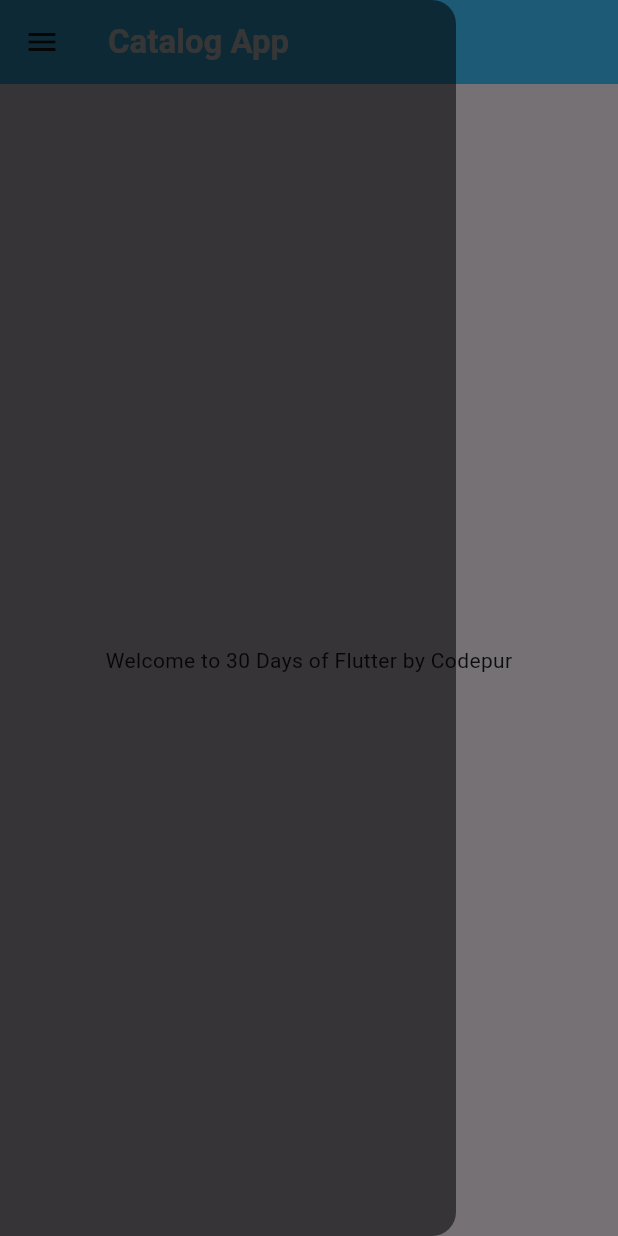
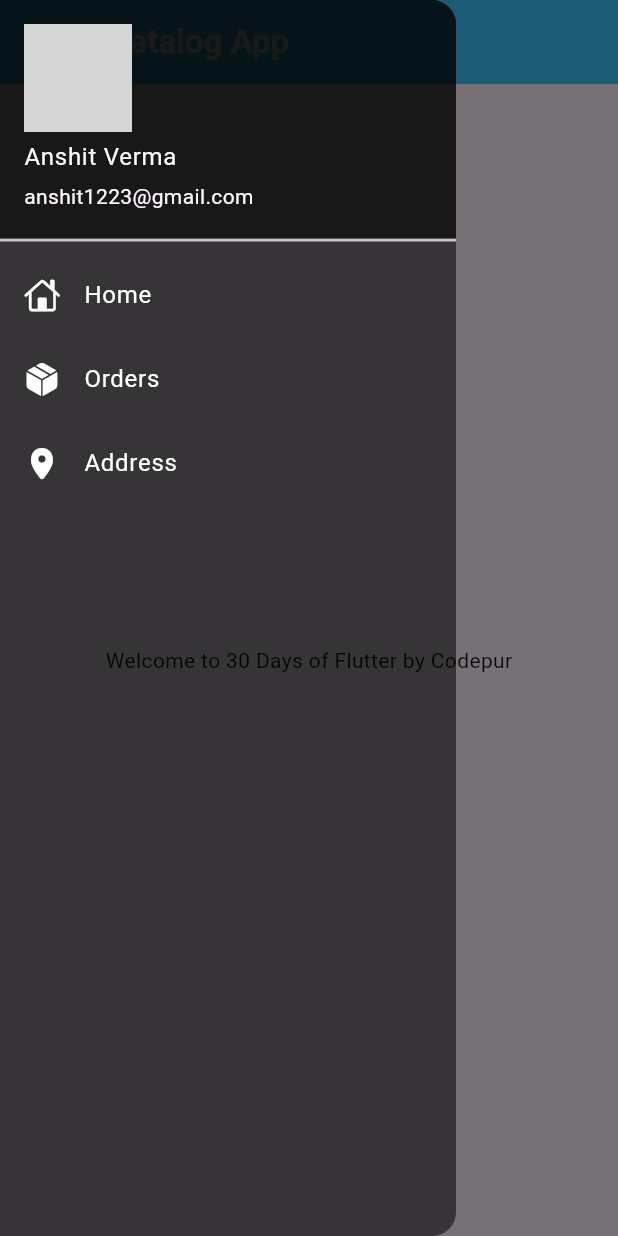
Before and after one commit to anshit-1223/learn_flutter, a Flutter app: the HomePage screen opened by its route, with the side drawer open, on a phone screen of 412 x 824 dp. Run offline on Flutter 3.47's test engine with Material 3 defaults, Android fonts, the phone set to English and light mode, and no system bars; our stand-ins replace fluttertoast; network calls fail; grey boxes are pictures that could not be loaded.

Commit message:
Created Drawer

```diff
--- a/lib/main.dart
+++ b/lib/main.dart
@@ -17,7 +17,7 @@ class MyApp extends StatelessWidget {
     return MaterialApp(
       debugShowCheckedModeBanner: false,
       theme: MyTheme.lightTheme,
-      initialRoute: "/",
+      initialRoute: MyRoutes.homeRoute,
       routes: {
         "/": (context) => SplashScreen(),
         MyRoutes.loginRoute: (context) => LoginPage(),
--- a/lib/pages/home_page.dart
+++ b/lib/pages/home_page.dart
@@ -1,3 +1,4 @@
+import 'package:day_01/widgets/drawer.dart';
 import 'package:flutter/material.dart';
 
 class HomePage extends StatelessWidget {
@@ -13,7 +14,7 @@ class HomePage extends StatelessWidget {
       ),
       body:
           Center(child: Text("Welcome to $days Days of Flutter by $ytchannel")),
-      drawer: Drawer(),
+      drawer: MyDrawer(),
     );
   }
 }
--- /dev/null
+++ b/lib/widgets/drawer.dart
@@ -0,0 +1,60 @@
+import 'package:flutter/cupertino.dart';
+import 'package:flutter/material.dart';
+
+class MyDrawer extends StatelessWidget {
+  const MyDrawer({super.key});
+
+  @override
+  Widget build(BuildContext context) {
+    final imageURL =
+        "https://encrypted-tbn0.gstatic.com/images?q=tbn:ANd9GcSrZUoJuWT48YoL-nGaBqBNPyi_uX6XWqbwsmA1NU4FQ3luIE9FoF5T2F0Qxeijp56oOKs&usqp=CAU";
+    return Drawer(
+      child: ListView(
+        children: [
+          DrawerHeader(
+            padding: EdgeInsets.zero,
+            child: UserAccountsDrawerHeader(
+              margin: EdgeInsets.zero,
+              decoration: BoxDecoration(color: Colors.black54),
+              accountName: Text("Anshit Verma"),
+              accountEmail: Text("anshit1223@gmail.com"),
+              currentAccountPicture: CircleAvatar(
+                backgroundImage: NetworkImage(imageURL),
+              ),
+            ),
+          ),
+          ListTile(
+            leading: Icon(
+              CupertinoIcons.home,
+              color: Colors.white,
+            ),
+            title: Text(
+              "Home",
+              style: TextStyle(color: Colors.white),
+            ),
+          ),
+          ListTile(
+            leading: Icon(
+              CupertinoIcons.cube_box_fill,
+              color: Colors.white,
+            ),
+            title: Text(
+              "Orders",
+              style: TextStyle(color: Colors.white),
+            ),
+          ),
+          ListTile(
+            leading: Icon(
+              CupertinoIcons.location_solid,
+              color: Colors.white,
+            ),
+            title: Text(
+              "Address",
+              style: TextStyle(color: Colors.white),
+            ),
+          ),
+        ],
+      ),
+    );
+  }
+}
```
